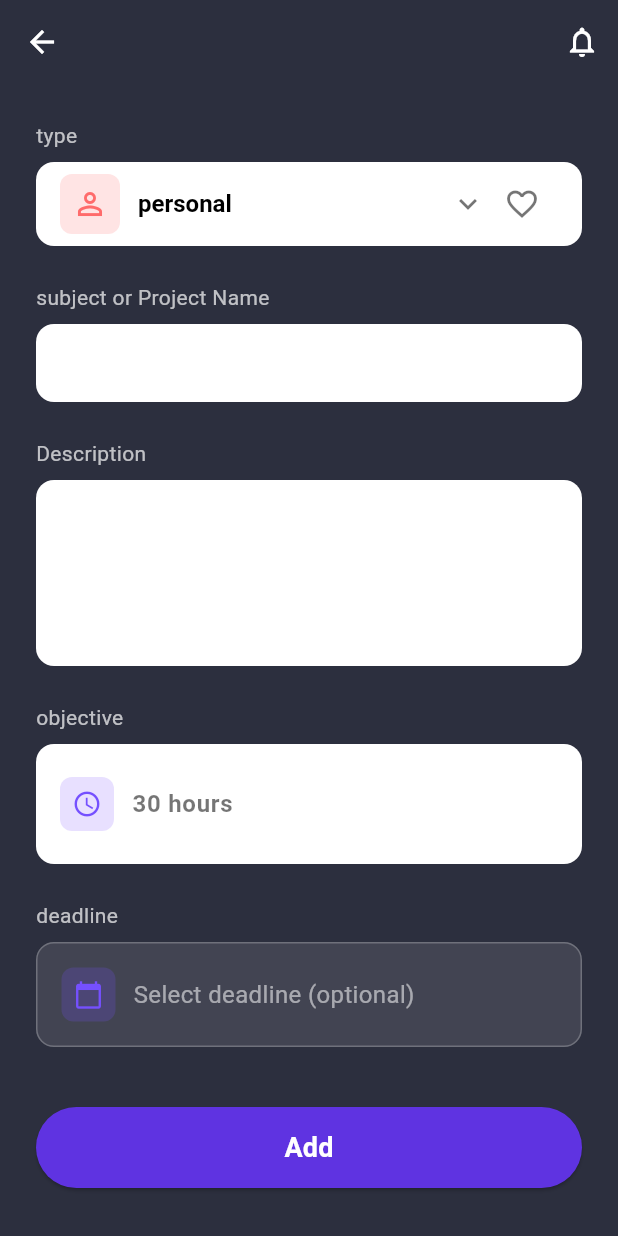
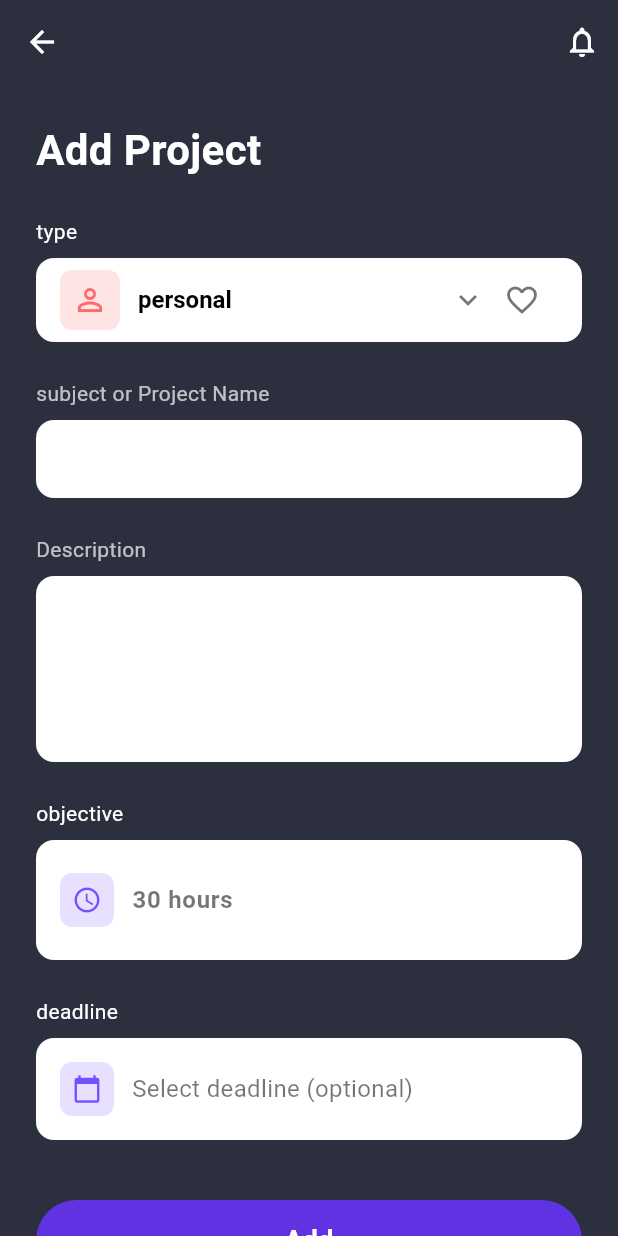
Before and after one commit to botyw7zin/my_app, a Flutter app: the AddSubjectScreen screen opened directly, on a phone screen of 412 x 824 dp. Run offline on Flutter 3.47's test engine with Material 3 defaults, Android fonts, the phone set to English and light mode, and no system bars; our stand-ins replace cloud_firestore, connectivity_plus, firebase_auth, firebase_core, google_sign_in, hive and 1 more; missing offline and left inert: workmanager; accounts and stored records are empty; statements that could not run were skipped.

Commit message:
add_subject

```diff
--- a/lib/screens/add_subject.dart
+++ b/lib/screens/add_subject.dart
@@ -163,6 +163,17 @@ class _AddSubjectScreenState extends State<AddSubjectScreen> {
           child: Column(
             crossAxisAlignment: CrossAxisAlignment.stretch,
             children: [
+              // Add Project Title
+              const Text(
+                'Add Project',
+                style: TextStyle(
+                  color: Colors.white,
+                  fontSize: 28,
+                  fontWeight: FontWeight.bold,
+                ),
+              ),
+              const SizedBox(height: 24),
+
               // Type Dropdown
               Column(
                 crossAxisAlignment: CrossAxisAlignment.start,
@@ -170,7 +181,7 @@ class _AddSubjectScreenState extends State<AddSubjectScreen> {
                   const Text(
                     'type',
                     style: TextStyle(
-                      color: Colors.white70,
+                      color: Colors.white,
                       fontSize: 14,
                     ),
                   ),
@@ -271,7 +282,7 @@ class _AddSubjectScreenState extends State<AddSubjectScreen> {
                   const Text(
                     'objective',
                     style: TextStyle(
-                      color: Colors.white70,
+                      color: Colors.white,
                       fontSize: 14,
                     ),
                   ),
@@ -331,7 +342,7 @@ class _AddSubjectScreenState extends State<AddSubjectScreen> {
               ),
               const SizedBox(height: 24),
 
-              // Deadline (Optional)
+              // Deadline (White background now)
               InkWell(
                 onTap: _selectDeadline,
                 child: Column(
@@ -340,7 +351,7 @@ class _AddSubjectScreenState extends State<AddSubjectScreen> {
                     const Text(
                       'deadline',
                       style: TextStyle(
-                        color: Colors.white70,
+                        color: Colors.white,
                         fontSize: 14,
                       ),
                     ),
@@ -348,16 +359,15 @@ class _AddSubjectScreenState extends State<AddSubjectScreen> {
                     Container(
                       padding: const EdgeInsets.all(16),
                       decoration: BoxDecoration(
-                        color: Colors.white.withOpacity(0.1),
+                        color: Colors.white, // Now white instead of transparent
                         borderRadius: BorderRadius.circular(12),
-                        border: Border.all(color: Colors.white24),
                       ),
                       child: Row(
                         children: [
                           Container(
                             padding: const EdgeInsets.all(8),
                             decoration: BoxDecoration(
-                              color: const Color(0xFF7550FF).withOpacity(0.2),
+                              color: const Color(0xFFE8E0FF),
                               borderRadius: BorderRadius.circular(8),
                             ),
                             child: const Icon(
@@ -374,8 +384,8 @@ class _AddSubjectScreenState extends State<AddSubjectScreen> {
                                   : '${_selectedDeadline!.day}/${_selectedDeadline!.month}/${_selectedDeadline!.year}',
                               style: TextStyle(
                                 color: _selectedDeadline == null
-                                    ? Colors.white54
-                                    : Colors.white,
+                                    ? Colors.black54
+                                    : Colors.black,
                                 fontSize: 16,
                               ),
                             ),
```
